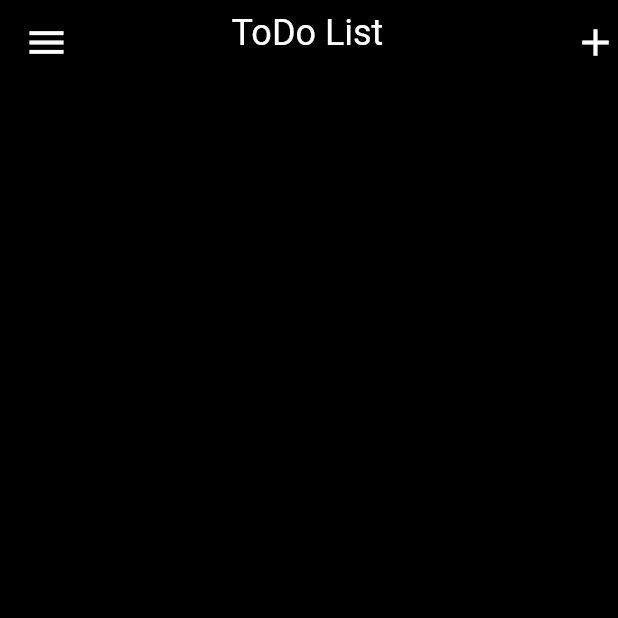
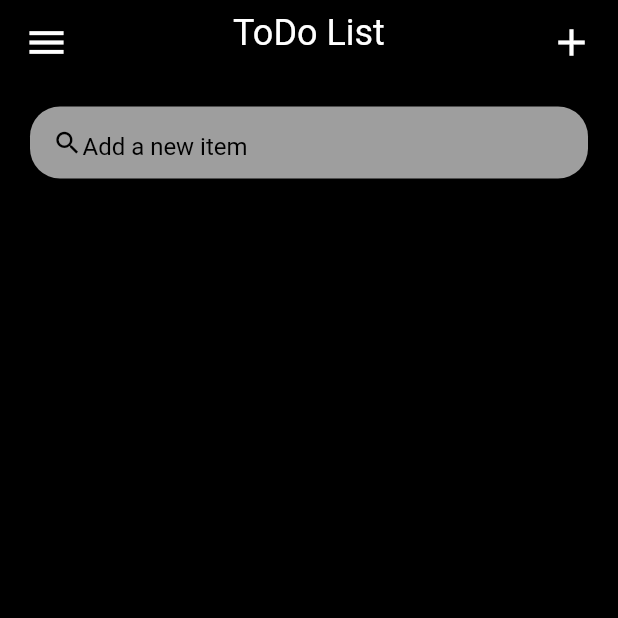
Before and after one commit to eycis/todo, a Flutter app: the screen it shows after launch, on a phone screen of 412 x 824 dp, the top half of it. Run offline on Flutter 3.47's test engine with Material 2 defaults, Android fonts, the phone set to English and light mode, and no system bars.

Commit message:
adding searchbar

```diff
--- a/lib/main.dart
+++ b/lib/main.dart
@@ -13,10 +13,43 @@ class MyApp extends StatelessWidget {
     return MaterialApp(
       debugShowCheckedModeBanner: false,
       home: Scaffold(
-          backgroundColor: Colors.black,
-          appBar: buildAppBar(),
-          body: Container()),
+        backgroundColor: Colors.black,
+        appBar: buildAppBar(),
+        body: Container(
+          padding: EdgeInsets.symmetric(horizontal: 20, vertical: 15),
+          child: Column(
+            children: searchBox(),
+          ),
+        ),
+      ),
     );
+  }
+
+  List<Widget> searchBox() {
+    return [
+      Container(
+        padding: EdgeInsets.symmetric(horizontal: 15),
+        decoration: BoxDecoration(
+            color: Colors.grey, borderRadius: BorderRadius.circular(20)),
+        child: TextField(
+          decoration: InputDecoration(
+            contentPadding: EdgeInsets.only(top: 5, left: 30),
+            prefixIcon: Icon(
+              Icons.search,
+              color: Colors.black,
+              size: 20,
+            ),
+            prefixIconConstraints: BoxConstraints(
+              maxHeight: 20,
+              maxWidth: 25,
+            ),
+            border: InputBorder.none,
+            hintText: 'Add a new item',
+            hintStyle: TextStyle(color: Colors.black),
+          ),
+        ),
+      ),
+    ];
   }
 
   AppBar buildAppBar() {
@@ -53,7 +86,7 @@ class MyApp extends StatelessWidget {
         ),
         Spacer(),
         Container(
-          padding: EdgeInsets.only(left: 18),
+          padding: EdgeInsets.only(right: 16),
           child: Icon(
             Icons.add,
             color: Colors.white,
```
